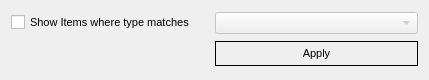
First picture: the form in filetypefilter.ui, repository pjrinaldi/wombatforensics, before the edit.
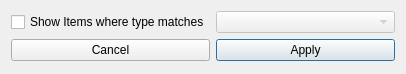
Second picture: the form after the edit.

Commit message: modified filters to a qdialog instead of a qwidget so that it is easier to display with border issues

Diff of the .ui file:
```diff
--- a/filetypefilter.ui
+++ b/filetypefilter.ui
@@ -1,7 +1,7 @@
 <?xml version="1.0" encoding="UTF-8"?>
 <ui version="4.0">
  <class>FileTypeFilter</class>
- <widget class="QWidget" name="FileTypeFilter">
+ <widget class="QDialog" name="FileTypeFilter">
   <property name="windowModality">
    <enum>Qt::ApplicationModal</enum>
   </property>
@@ -9,41 +9,14 @@
    <rect>
     <x>0</x>
     <y>0</y>
-    <width>429</width>
-    <height>80</height>
+    <width>406</width>
+    <height>74</height>
    </rect>
   </property>
-  <property name="font">
-   <font>
-    <pointsize>8</pointsize>
-   </font>
-  </property>
   <property name="windowTitle">
-   <string>Filter</string>
-  </property>
-  <property name="autoFillBackground">
-   <bool>true</bool>
+   <string>File Type Filter</string>
   </property>
   <layout class="QGridLayout" name="gridLayout">
-   <property name="horizontalSpacing">
-    <number>0</number>
-   </property>
-   <item row="1" column="1">
-    <widget class="QPushButton" name="pushButton">
-     <property name="styleSheet">
-      <string notr="true">border: 1px solid black; padding: 5px 10px 5px 10px;</string>
-     </property>
-     <property name="text">
-      <string>Apply</string>
-     </property>
-     <property name="default">
-      <bool>true</bool>
-     </property>
-     <property name="flat">
-      <bool>true</bool>
-     </property>
-    </widget>
-   </item>
    <item row="0" column="0">
     <widget class="QCheckBox" name="typecheckBox">
      <property name="text">
@@ -61,6 +34,29 @@
      </property>
     </widget>
    </item>
+   <item row="1" column="1">
+    <widget class="QPushButton" name="pushButton">
+     <property name="styleSheet">
+      <string notr="true"/>
+     </property>
+     <property name="text">
+      <string>Apply</string>
+     </property>
+     <property name="default">
+      <bool>true</bool>
+     </property>
+     <property name="flat">
+      <bool>false</bool>
+     </property>
+    </widget>
+   </item>
+   <item row="1" column="0">
+    <widget class="QPushButton" name="pushButton_2">
+     <property name="text">
+      <string>Cancel</string>
+     </property>
+    </widget>
+   </item>
   </layout>
  </widget>
  <resources/>
```
Left out of the diff: 19 changed lines with no effect on the pictures. The commit also changes 28 other files.
